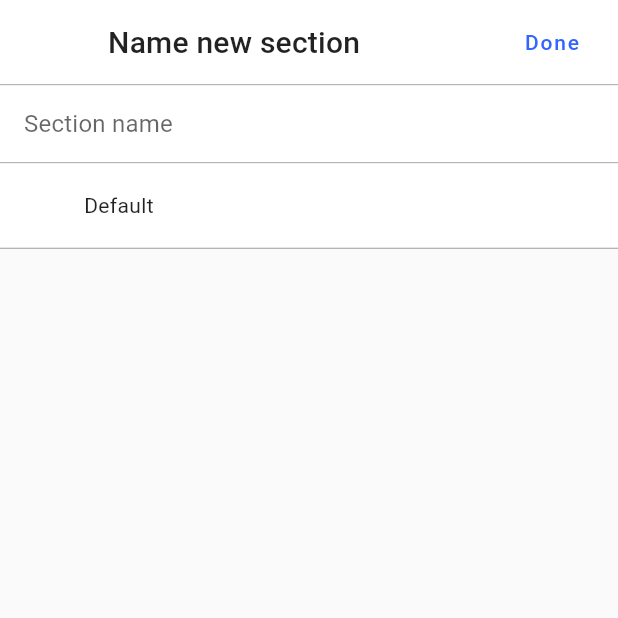
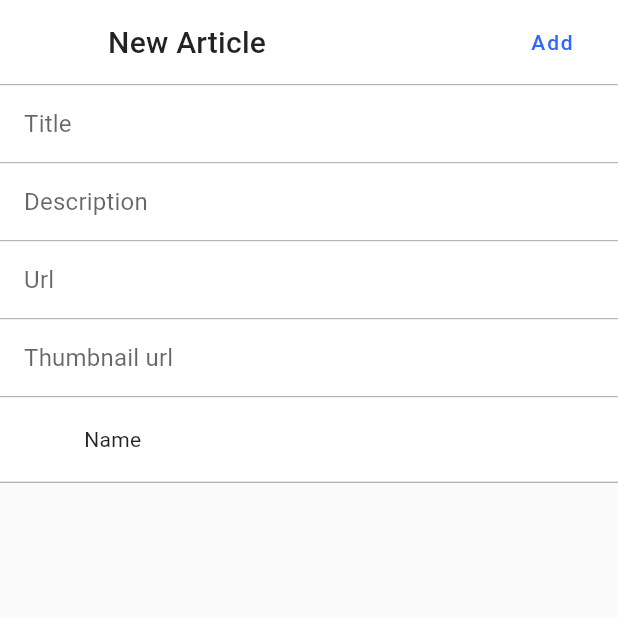
Before and after one commit to andbattaglia/DoceBlocks, a Flutter app: the AddBlockPage screen opened directly, on a phone screen of 412 x 824 dp, the top half of it. Run offline on Flutter 3.47's test engine with Material 2 defaults, Android fonts, the phone set to English and light mode, and no system bars; our stand-ins replace bloc, cloud_firestore, equatable, firebase_auth, flutter_bloc, flutter_svg and 3 more; missing offline and left inert: cloud_firestore_web, firebase_auth_web, firebase_core_web, shared_preferences_web; accounts and stored records are empty.

Commit message:
implemented new article ui

```diff
--- a/lib/presentation/block/composer/add_block_page.dart
+++ b/lib/presentation/block/composer/add_block_page.dart
@@ -1,6 +1,5 @@
-import 'package:doce_blocks/data/models/icon.dart';
-import 'package:doce_blocks/domain/bloc/dbicon/db_icon_bloc.dart';
 import 'package:doce_blocks/domain/bloc/sections/sections_bloc.dart';
+import 'package:doce_blocks/presentation/block/composer/select_card_props_page.dart';
 import 'package:doce_blocks/presentation/dbicon/select_icon_page.dart';
 import 'package:doce_blocks/presentation/utils/dimens.dart';
 import 'package:doce_blocks/presentation/utils/strings.dart';
@@ -14,14 +13,15 @@ class AddBlockPage extends StatefulWidget {
 }
 
 class _AddBlockPageState extends State<AddBlockPage> {
-  IconBloc _iconBloc;
 
-  var _inputController = TextEditingController();
+  var _inputTitleController = TextEditingController();
+  var _inputDescriptionController = TextEditingController();
+  var _inputUrlController = TextEditingController();
+  var _inputThumbUrlController = TextEditingController();
 
   @override
   void initState() {
     super.initState();
-    _iconBloc = new IconBloc()..add(SelectIconEvent(iconId: 0));
   }
 
   @override
@@ -51,18 +51,18 @@ class _AddBlockPageState extends State<AddBlockPage> {
               onPressed: () => Navigator.pop(context),
             ),
             iconTheme: Theme.of(context).accentIconTheme,
-            title: Text(DBString.add_section_title, style: Theme.of(context).textTheme.headline6),
+            title: Text(DBString.add_block_article_title, style: Theme.of(context).textTheme.headline6),
             elevation: 0.0,
             actions: [
               FlatButton(
                 onPressed: () {
-                  var value = _inputController.text.trim();
-                  if (value.trim().isNotEmpty) {
-                    BlocProvider.of<SectionsBloc>(context).add(AddSectionEvent(name: value));
-                    Navigator.of(context, rootNavigator: true).pop();
-                  }
+//                  var value = _inputController.text.trim();
+//                  if (value.trim().isNotEmpty) {
+//                    BlocProvider.of<SectionsBloc>(context).add(AddSectionEvent(name: value));
+//                    Navigator.of(context, rootNavigator: true).pop();
+//                  }
                 },
-                child: Text(DBString.standard_done, style: Theme.of(context).primaryTextTheme.button),
+                child: Text(DBString.standard_add, style: Theme.of(context).primaryTextTheme.button),
               )
             ],
           ),
@@ -88,14 +88,57 @@ class _AddBlockPageState extends State<AddBlockPage> {
           color: Theme.of(context).backgroundColor,
           padding: EdgeInsets.all(DBDimens.PaddingDefault),
           child: TextFormField(
-            controller: _inputController,
+            controller: _inputTitleController,
             decoration: new InputDecoration.collapsed(
               border: InputBorder.none,
-              hintText: DBString.add_section_hint,
+              hintText: DBString.add_block_title_hint,
             ),
             textInputAction: TextInputAction.go,
           ),
         ),
+
+        Divider(color: Colors.grey, height: 1),
+        Container(
+          color: Theme.of(context).backgroundColor,
+          padding: EdgeInsets.all(DBDimens.PaddingDefault),
+          child: TextFormField(
+            controller: _inputDescriptionController,
+            decoration: new InputDecoration.collapsed(
+              border: InputBorder.none,
+              hintText: DBString.add_block_description_hint,
+            ),
+            textInputAction: TextInputAction.go,
+          ),
+        ),
+
+        Divider(color: Colors.grey, height: 1),
+        Container(
+          color: Theme.of(context).backgroundColor,
+          padding: EdgeInsets.all(DBDimens.PaddingDefault),
+          child: TextFormField(
+            controller: _inputUrlController,
+            decoration: new InputDecoration.collapsed(
+              border: InputBorder.none,
+              hintText: DBString.add_block_url_hint,
+            ),
+            textInputAction: TextInputAction.go,
+          ),
+        ),
+
+        Divider(color: Colors.grey, height: 1),
+        Container(
+          color: Theme.of(context).backgroundColor,
+          padding: EdgeInsets.all(DBDimens.PaddingDefault),
+          child: TextFormField(
+            controller: _inputThumbUrlController,
+            decoration: new InputDecoration.collapsed(
+              border: InputBorder.none,
+              hintText: DBString.add_block_thumb_hint,
+            ),
+            textInputAction: TextInputAction.go,
+          ),
+        ),
+
         Divider(color: Colors.grey, height: 1),
         _buildIconSelector(context),
         Divider(color: Colors.grey, height: 1),
@@ -108,24 +151,17 @@ class _AddBlockPageState extends State<AddBlockPage> {
       child: Container(
           color: Theme.of(context).backgroundColor,
           padding: EdgeInsets.all(DBDimens.PaddingDefault),
-          child: new StreamBuilder(
-              stream: _iconBloc.getSelectedIconStream(),
-              builder: (context, AsyncSnapshot<DBIcon> snapshot) {
-                if (snapshot.hasData) {
-                  var icon = snapshot.data;
-                  return Row(
-                    children: [
-                      Icon(icon.mapToIcon, color: Theme.of(context).accentIconTheme.color),
-                      SizedBox(width: DBDimens.PaddingDefault),
-                      Expanded(child: Text(icon.name)),
-                      Icon(Icons.chevron_right, color: Theme.of(context).accentIconTheme.color),
-                    ],
-                  );
-                }
-                return Container();
-              })),
+          child: Row(
+            children: [
+              Icon(Icons.filter, color: Theme.of(context).accentIconTheme.color),
+              SizedBox(width: DBDimens.PaddingDefault),
+              Expanded(child: Text("Name")),
+              Icon(Icons.chevron_right, color: Theme.of(context).accentIconTheme.color),
+            ],
+          ),
+      ),
       onTap: () {
-        Navigator.push(context, MaterialPageRoute(builder: (context) => SelectIconPage()));
+        Navigator.push(context, MaterialPageRoute(builder: (context) => SelectCardPropsPage()));
       },
     );
   }
--- a/lib/presentation/block/composer/block_composer_page.dart
+++ b/lib/presentation/block/composer/block_composer_page.dart
@@ -1,3 +1,4 @@
+import 'package:doce_blocks/presentation/block/composer/add_block_page.dart';
 import 'package:doce_blocks/presentation/block/draggableitem/draggable_item.dart';
 import 'package:doce_blocks/presentation/components/floating_action_add.dart';
 import 'package:doce_blocks/presentation/utils/cross_platform_svg.dart';
@@ -171,7 +172,10 @@ class _BlockComposerPageState extends State<BlockComposerPage> {
                   setState(() {
                     switch (data) {
                       case "DRAGGABLE_ITEM":
-                        Scaffold.of(context).showSnackBar(const SnackBar(content: Text('Drag and Drop Successfully'),));
+                        setState(() {
+                          _isEditMode = false;
+                        });
+                        Navigator.push(context, MaterialPageRoute(builder: (context) => AddBlockPage()));
                         break;
                     }
                   });
--- a/lib/presentation/utils/strings.dart
+++ b/lib/presentation/utils/strings.dart
@@ -26,4 +26,14 @@ class DBString{
 
   static const String composer_description = "Drop your blocks here and configurate later";
 
+  static const String add_block_article_title = "New Article";
+  static const String add_block_list_title = "New List";
+  static const String add_block_video_title = "New Video";
+  static const String add_block_title_hint = "Title";
+  static const String add_block_description_hint = "Description";
+  static const String add_block_url_hint = "Url";
+  static const String add_block_thumb_hint = "Thumbnail url";
+  static const String add_block_choose_size_title = "Card size";
+
+
 }
```
Also changed, not shown: lib/data/models/card_props.dart (added, +36 -0 lines), lib/data/repositories/app_repository.dart (+12 -1 lines), lib/domain/bloc/size/card_props_bloc.dart (added, +28 -0 lines), lib/domain/bloc/size/card_props_event.dart (added, +33 -0 lines), lib/domain/bloc/size/card_props_state.dart (added, +16 -0 lines), lib/presentation/block/composer/select_card_props_page.dart (added, +97 -0 lines), 2 other files.
